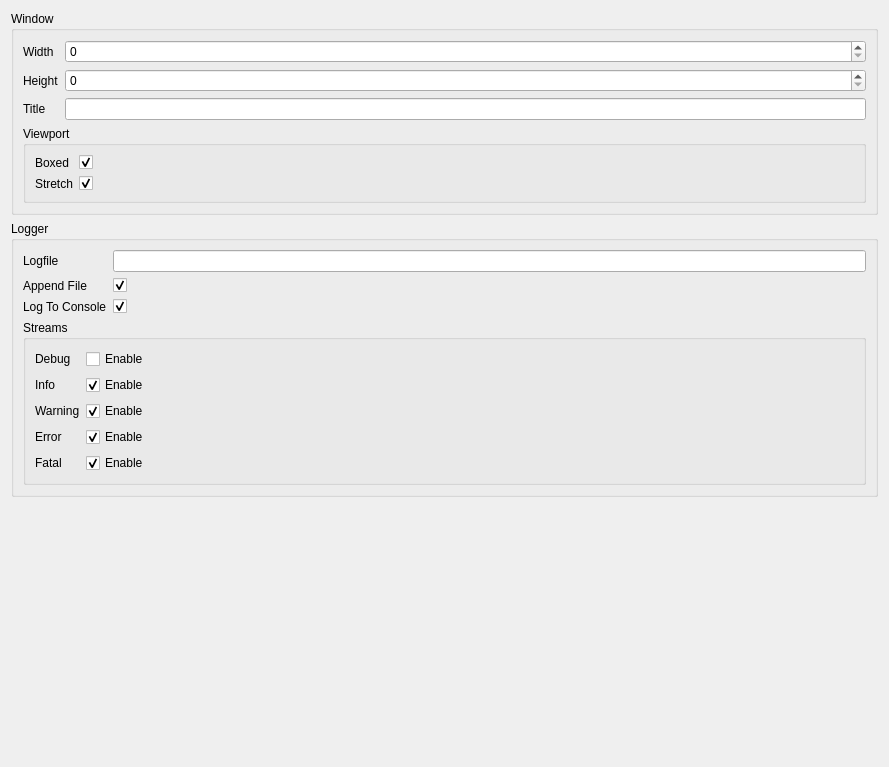
Above: editor/ui/tabs/ProjectSettings.ui from RyanDeBarros/Olympian before the change. Below: the same form after it.
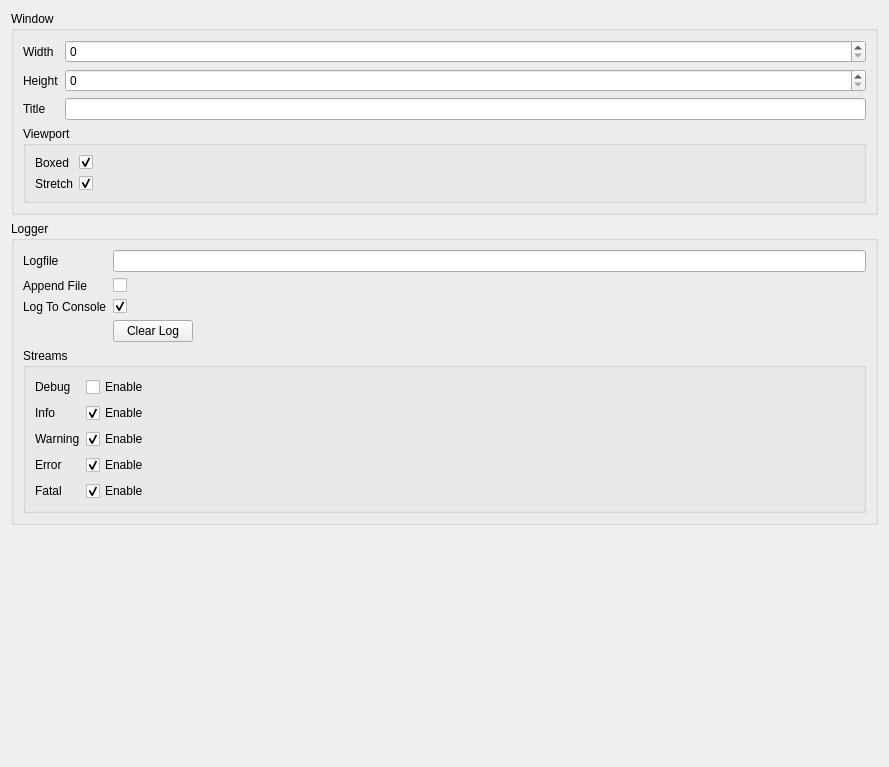
That is the form after the change.

Commit message: Button in editor to clear log.

Diff of the .ui file:
```diff
--- a/editor/ui/tabs/ProjectSettings.ui
+++ b/editor/ui/tabs/ProjectSettings.ui
@@ -153,7 +153,7 @@
            <string/>
           </property>
           <property name="checked">
-           <bool>true</bool>
+           <bool>false</bool>
           </property>
          </widget>
         </item>
@@ -174,6 +174,30 @@
           </property>
          </widget>
         </item>
+        <item row="3" column="1">
+         <layout class="QHBoxLayout" name="horizontalLayout">
+          <item>
+           <widget class="QPushButton" name="loggerClearLog">
+            <property name="text">
+             <string>Clear Log</string>
+            </property>
+           </widget>
+          </item>
+          <item>
+           <spacer name="horizontalSpacer">
+            <property name="orientation">
+             <enum>Qt::Orientation::Horizontal</enum>
+            </property>
+            <property name="sizeHint" stdset="0">
+             <size>
+              <width>40</width>
+              <height>20</height>
+             </size>
+            </property>
+           </spacer>
+          </item>
+         </layout>
+        </item>
        </layout>
       </item>
       <item>
```
The commit also changes 6 other files.
